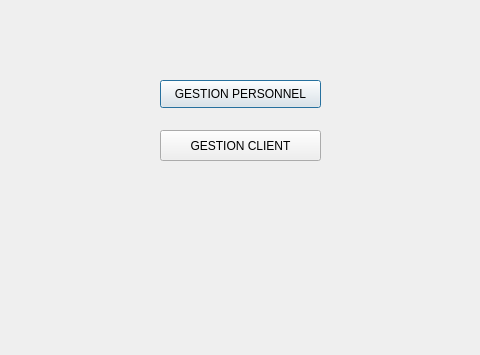
The window that menu.ui (afnen05/event_planner_2A34-) describes before a commit, drawn with Qt 5; both pictures show x 100 to 580 and y 0 to 355 of the 787 by 577 pixel window.
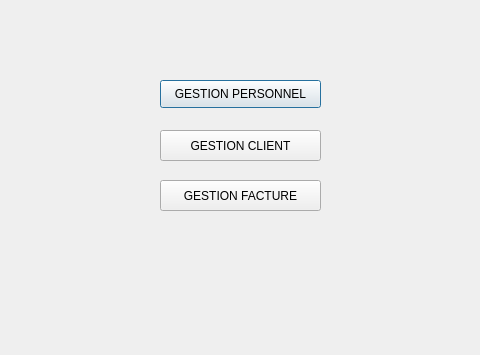
The same window after the commit.

Commit message: integration n°3 gestion facture

```diff
--- a/menu.ui
+++ b/menu.ui
@@ -39,6 +39,19 @@
     <string>GESTION CLIENT</string>
    </property>
   </widget>
+  <widget class="QPushButton" name="pushButton_3">
+   <property name="geometry">
+    <rect>
+     <x>260</x>
+     <y>180</y>
+     <width>161</width>
+     <height>31</height>
+    </rect>
+   </property>
+   <property name="text">
+    <string>GESTION FACTURE</string>
+   </property>
+  </widget>
  </widget>
  <resources/>
  <connections/>
```
The commit also changes 13 other files.
